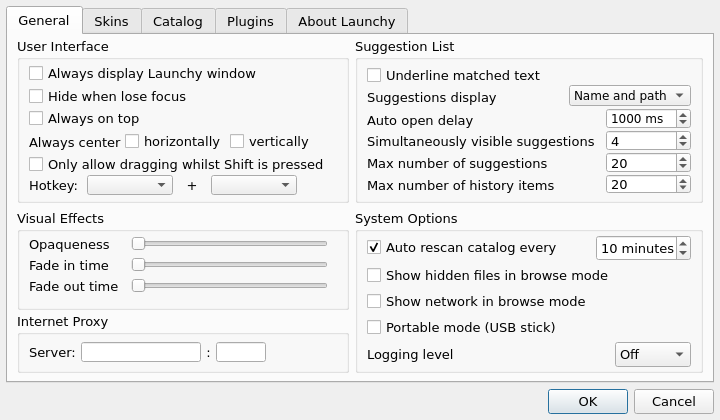
Qt form src/OptionDialog.ui (samsonwang/LaunchyQt) before a commit.
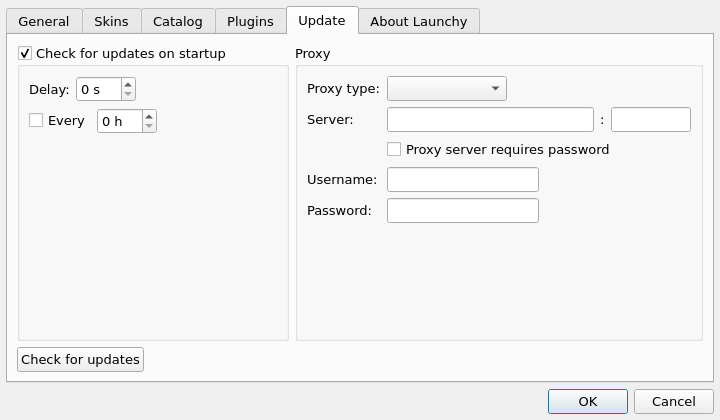
The same form after that commit. The open tabs and pages were chosen to show the change. Icons and pictures are not drawn. Custom widgets are drawn as their Qt base class.

Commit message: add update tab in option dialog

The edit to the form file:
```diff
--- a/src/OptionDialog.ui
+++ b/src/OptionDialog.ui
@@ -237,13 +237,13 @@
               <property name="minimumSize">
                <size>
                 <width>0</width>
-                <height>20</height>
+                <height>22</height>
                </size>
               </property>
               <property name="maximumSize">
                <size>
                 <width>16777215</width>
-                <height>20</height>
+                <height>22</height>
                </size>
               </property>
               <property name="frame">
@@ -272,13 +272,13 @@
               <property name="minimumSize">
                <size>
                 <width>50</width>
-                <height>20</height>
+                <height>22</height>
                </size>
               </property>
               <property name="maximumSize">
                <size>
                 <width>16777215</width>
-                <height>20</height>
+                <height>22</height>
                </size>
               </property>
              </widget>
@@ -345,7 +345,7 @@
             <property name="maximumSize">
              <size>
               <width>16777215</width>
-              <height>18</height>
+              <height>22</height>
              </size>
             </property>
             <property name="text">
@@ -407,13 +407,13 @@
               <property name="minimumSize">
                <size>
                 <width>0</width>
-                <height>21</height>
+                <height>22</height>
                </size>
               </property>
               <property name="maximumSize">
                <size>
                 <width>16777215</width>
-                <height>20</height>
+                <height>22</height>
                </size>
               </property>
               <property name="font">
@@ -445,9 +445,12 @@
             <property name="bottomMargin">
              <number>3</number>
             </property>
-            <property name="spacing">
+            <property name="horizontalSpacing">
              <number>1</number>
             </property>
+            <property name="verticalSpacing">
+             <number>4</number>
+            </property>
             <item row="0" column="0">
              <widget class="QLabel" name="label_11">
               <property name="sizePolicy">
@@ -481,7 +484,7 @@
               <property name="minimumSize">
                <size>
                 <width>0</width>
-                <height>20</height>
+                <height>22</height>
                </size>
               </property>
               <property name="maximumSize">
@@ -530,7 +533,7 @@
               <property name="minimumSize">
                <size>
                 <width>0</width>
-                <height>20</height>
+                <height>22</height>
                </size>
               </property>
               <property name="minimum">
@@ -565,7 +568,7 @@
               <property name="minimumSize">
                <size>
                 <width>0</width>
-                <height>20</height>
+                <height>22</height>
                </size>
               </property>
               <property name="minimum">
@@ -600,7 +603,7 @@
               <property name="minimumSize">
                <size>
                 <width>0</width>
-                <height>20</height>
+                <height>22</height>
                </size>
               </property>
               <property name="maximum">
@@ -1015,6 +1018,18 @@
             </item>
             <item>
              <widget class="QComboBox" name="genLog">
+              <property name="minimumSize">
+               <size>
+                <width>0</width>
+                <height>22</height>
+               </size>
+              </property>
+              <property name="maximumSize">
+               <size>
+                <width>16777215</width>
+                <height>22</height>
+               </size>
+              </property>
               <item>
                <property name="text">
                 <string>Off</string>
@@ -1467,6 +1482,242 @@
        </item>
       </layout>
      </widget>
+     <widget class="QWidget" name="Update">
+      <attribute name="title">
+       <string>Update</string>
+      </attribute>
+      <layout class="QVBoxLayout" name="verticalLayout_3">
+       <item>
+        <layout class="QHBoxLayout" name="horizontalLayout_19" stretch="2,3">
+         <item>
+          <widget class="QGroupBox" name="gbCheckUpdate">
+           <property name="title">
+            <string>Check for updates on startup</string>
+           </property>
+           <property name="checkable">
+            <bool>true</bool>
+           </property>
+           <layout class="QFormLayout" name="formLayout_2">
+            <item row="0" column="0">
+             <layout class="QHBoxLayout" name="horizontalLayout_18">
+              <item>
+               <widget class="QLabel" name="label_15">
+                <property name="text">
+                 <string>Delay:</string>
+                </property>
+               </widget>
+              </item>
+              <item>
+               <widget class="QSpinBox" name="sbCheckUpdateDelay">
+                <property name="minimumSize">
+                 <size>
+                  <width>60</width>
+                  <height>0</height>
+                 </size>
+                </property>
+                <property name="suffix">
+                 <string> s</string>
+                </property>
+               </widget>
+              </item>
+             </layout>
+            </item>
+            <item row="1" column="0">
+             <layout class="QHBoxLayout" name="horizontalLayout_17">
+              <item>
+               <widget class="QCheckBox" name="cbCheckUpdateInterval">
+                <property name="text">
+                 <string>Every</string>
+                </property>
+               </widget>
+              </item>
+              <item>
+               <widget class="QSpinBox" name="sbCheckUpdateInterval">
+                <property name="minimumSize">
+                 <size>
+                  <width>60</width>
+                  <height>0</height>
+                 </size>
+                </property>
+                <property name="suffix">
+                 <string> h</string>
+                </property>
+               </widget>
+              </item>
+             </layout>
+            </item>
+           </layout>
+          </widget>
+         </item>
+         <item>
+          <widget class="QGroupBox" name="groupBox_2">
+           <property name="title">
+            <string>Proxy</string>
+           </property>
+           <layout class="QFormLayout" name="formLayout">
+            <item row="0" column="0">
+             <widget class="QLabel" name="label_16">
+              <property name="text">
+               <string>Proxy type:</string>
+              </property>
+             </widget>
+            </item>
+            <item row="0" column="1">
+             <layout class="QHBoxLayout" name="horizontalLayout_13">
+              <item>
+               <widget class="QComboBox" name="cbProxyType">
+                <property name="minimumSize">
+                 <size>
+                  <width>120</width>
+                  <height>0</height>
+                 </size>
+                </property>
+               </widget>
+              </item>
+              <item>
+               <spacer name="horizontalSpacer_6">
+                <property name="orientation">
+                 <enum>Qt::Horizontal</enum>
+                </property>
+                <property name="sizeHint" stdset="0">
+                 <size>
+                  <width>40</width>
+                  <height>20</height>
+                 </size>
+                </property>
+               </spacer>
+              </item>
+             </layout>
+            </item>
+            <item row="1" column="0">
+             <widget class="QLabel" name="label_17">
+              <property name="text">
+               <string>Server:</string>
+              </property>
+             </widget>
+            </item>
+            <item row="1" column="1">
+             <layout class="QHBoxLayout" name="horizontalLayout_12">
+              <item>
+               <widget class="QLineEdit" name="leProxyServerIp"/>
+              </item>
+              <item>
+               <widget class="QLabel" name="label_18">
+                <property name="text">
+                 <string>:</string>
+                </property>
+               </widget>
+              </item>
+              <item>
+               <widget class="QLineEdit" name="leServerPort">
+                <property name="maximumSize">
+                 <size>
+                  <width>80</width>
+                  <height>16777215</height>
+                 </size>
+                </property>
+               </widget>
+              </item>
+             </layout>
+            </item>
+            <item row="2" column="1">
+             <widget class="QCheckBox" name="cbProxyRequiresPassword">
+              <property name="text">
+               <string>Proxy server requires password</string>
+              </property>
+             </widget>
+            </item>
+            <item row="3" column="0">
+             <widget class="QLabel" name="label_19">
+              <property name="text">
+               <string>Username:</string>
+              </property>
+             </widget>
+            </item>
+            <item row="3" column="1">
+             <layout class="QHBoxLayout" name="horizontalLayout_14">
+              <item>
+               <widget class="QLineEdit" name="leProxyUsername"/>
+              </item>
+              <item>
+               <spacer name="horizontalSpacer_7">
+                <property name="orientation">
+                 <enum>Qt::Horizontal</enum>
+                </property>
+                <property name="sizeHint" stdset="0">
+                 <size>
+                  <width>40</width>
+                  <height>20</height>
+                 </size>
+                </property>
+               </spacer>
+              </item>
+             </layout>
+            </item>
+            <item row="4" column="0">
+             <widget class="QLabel" name="label_20">
+              <property name="text">
+               <string>Password:</string>
+              </property>
+             </widget>
+            </item>
+            <item row="4" column="1">
+             <layout class="QHBoxLayout" name="horizontalLayout_15">
+              <item>
+               <widget class="QLineEdit" name="leProxyPassword"/>
+              </item>
+              <item>
+               <spacer name="horizontalSpacer_8">
+                <property name="orientation">
+                 <enum>Qt::Horizontal</enum>
+                </property>
+                <property name="sizeHint" stdset="0">
+                 <size>
+                  <width>40</width>
+                  <height>20</height>
+                 </size>
+                </property>
+               </spacer>
+              </item>
+             </layout>
+            </item>
+           </layout>
+          </widget>
+         </item>
+        </layout>
+       </item>
+       <item>
+        <layout class="QHBoxLayout" name="horizontalLayout_16">
+         <item>
+          <widget class="QPushButton" name="pbCheckForUpdates">
+           <property name="minimumSize">
+            <size>
+             <width>0</width>
+             <height>24</height>
+            </size>
+           </property>
+           <property name="text">
+            <string>Check for updates</string>
+           </property>
+          </widget>
+         </item>
+         <item>
+          <spacer name="horizontalSpacer_9">
+           <property name="orientation">
+            <enum>Qt::Horizontal</enum>
+           </property>
+           <property name="sizeHint" stdset="0">
+            <size>
+             <width>40</width>
+             <height>20</height>
+            </size>
+           </property>
+          </spacer>
+         </item>
+        </layout>
+       </item>
+      </layout>
+     </widget>
      <widget class="QWidget" name="About">
       <attribute name="title">
        <string>About Launchy</string>
```
Left out of the diff: 34 changed lines with no effect on the pictures. The commit also changes 1 other file.
